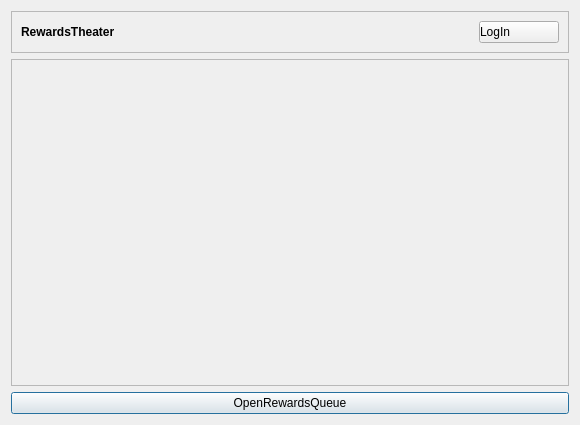
The window that src/SettingsDialog.ui (gottagofaster236/RewardsTheater) describes before a commit, drawn with Qt 5.
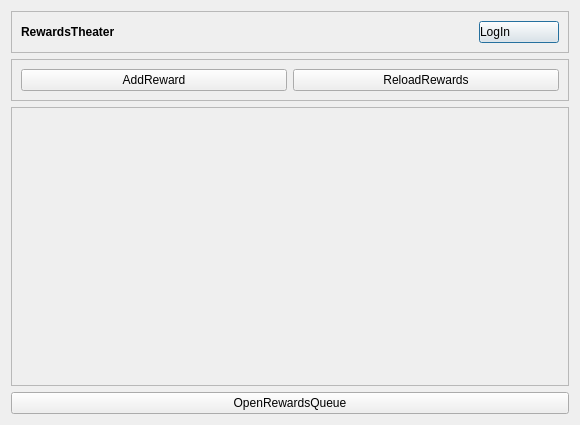
The same window after the commit.

```diff
--- a/src/SettingsDialog.ui
+++ b/src/SettingsDialog.ui
@@ -14,48 +14,6 @@
    <string>RewardsTheater</string>
   </property>
   <layout class="QGridLayout" name="gridLayout_2">
-   <item row="1" column="0">
-    <widget class="QScrollArea" name="rewardsScrollArea">
-     <property name="sizePolicy">
-      <sizepolicy hsizetype="Expanding" vsizetype="Expanding">
-       <horstretch>0</horstretch>
-       <verstretch>0</verstretch>
-      </sizepolicy>
-     </property>
-     <property name="widgetResizable">
-      <bool>true</bool>
-     </property>
-     <widget class="QWidget" name="rewardsGrid">
-      <property name="geometry">
-       <rect>
-        <x>0</x>
-        <y>0</y>
-        <width>560</width>
-        <height>325</height>
-       </rect>
-      </property>
-      <layout class="QVBoxLayout" name="verticalLayout">
-       <item>
-        <layout class="QGridLayout" name="rewardsGridLayout">
-         <property name="sizeConstraint">
-          <enum>QLayout::SetDefaultConstraint</enum>
-         </property>
-        </layout>
-       </item>
-      </layout>
-     </widget>
-    </widget>
-   </item>
-   <item row="2" column="0">
-    <widget class="QPushButton" name="openRewardsQueueButton">
-     <property name="locale">
-      <locale language="English" country="UnitedStates"/>
-     </property>
-     <property name="text">
-      <string>OpenRewardsQueue</string>
-     </property>
-    </widget>
-   </item>
    <item row="0" column="0">
     <widget class="QFrame" name="topFrame">
      <property name="frameShape">
@@ -122,6 +80,74 @@
      </layout>
     </widget>
    </item>
+   <item row="2" column="0">
+    <widget class="QScrollArea" name="rewardsScrollArea">
+     <property name="sizePolicy">
+      <sizepolicy hsizetype="Expanding" vsizetype="Expanding">
+       <horstretch>0</horstretch>
+       <verstretch>0</verstretch>
+      </sizepolicy>
+     </property>
+     <property name="widgetResizable">
+      <bool>true</bool>
+     </property>
+     <widget class="QWidget" name="rewardsGrid">
+      <property name="geometry">
+       <rect>
+        <x>0</x>
+        <y>0</y>
+        <width>560</width>
+        <height>275</height>
+       </rect>
+      </property>
+      <layout class="QVBoxLayout" name="verticalLayout">
+       <item>
+        <layout class="QGridLayout" name="rewardsGridLayout">
+         <property name="sizeConstraint">
+          <enum>QLayout::SetDefaultConstraint</enum>
+         </property>
+        </layout>
+       </item>
+      </layout>
+     </widget>
+    </widget>
+   </item>
+   <item row="1" column="0">
+    <widget class="QFrame" name="buttonsFrame">
+     <property name="frameShape">
+      <enum>QFrame::StyledPanel</enum>
+     </property>
+     <property name="frameShadow">
+      <enum>QFrame::Raised</enum>
+     </property>
+     <layout class="QHBoxLayout" name="horizontalLayout_2">
+      <item>
+       <widget class="QPushButton" name="addRewardButton">
+        <property name="text">
+         <string>AddReward</string>
+        </property>
+       </widget>
+      </item>
+      <item>
+       <widget class="QPushButton" name="reloadRewardsButton">
+        <property name="text">
+         <string>ReloadRewards</string>
+        </property>
+       </widget>
+      </item>
+     </layout>
+    </widget>
+   </item>
+   <item row="3" column="0">
+    <widget class="QPushButton" name="openRewardsQueueButton">
+     <property name="locale">
+      <locale language="English" country="UnitedStates"/>
+     </property>
+     <property name="text">
+      <string>OpenRewardsQueue</string>
+     </property>
+    </widget>
+   </item>
   </layout>
  </widget>
  <resources/>
```
